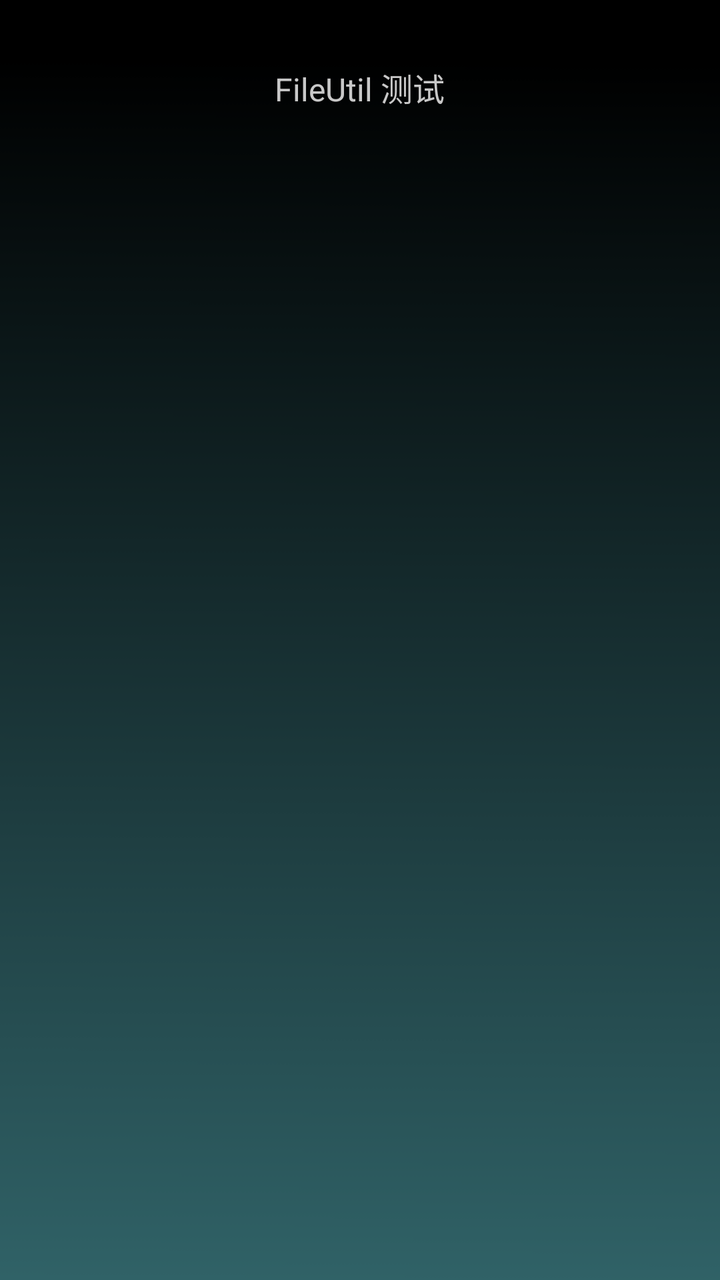
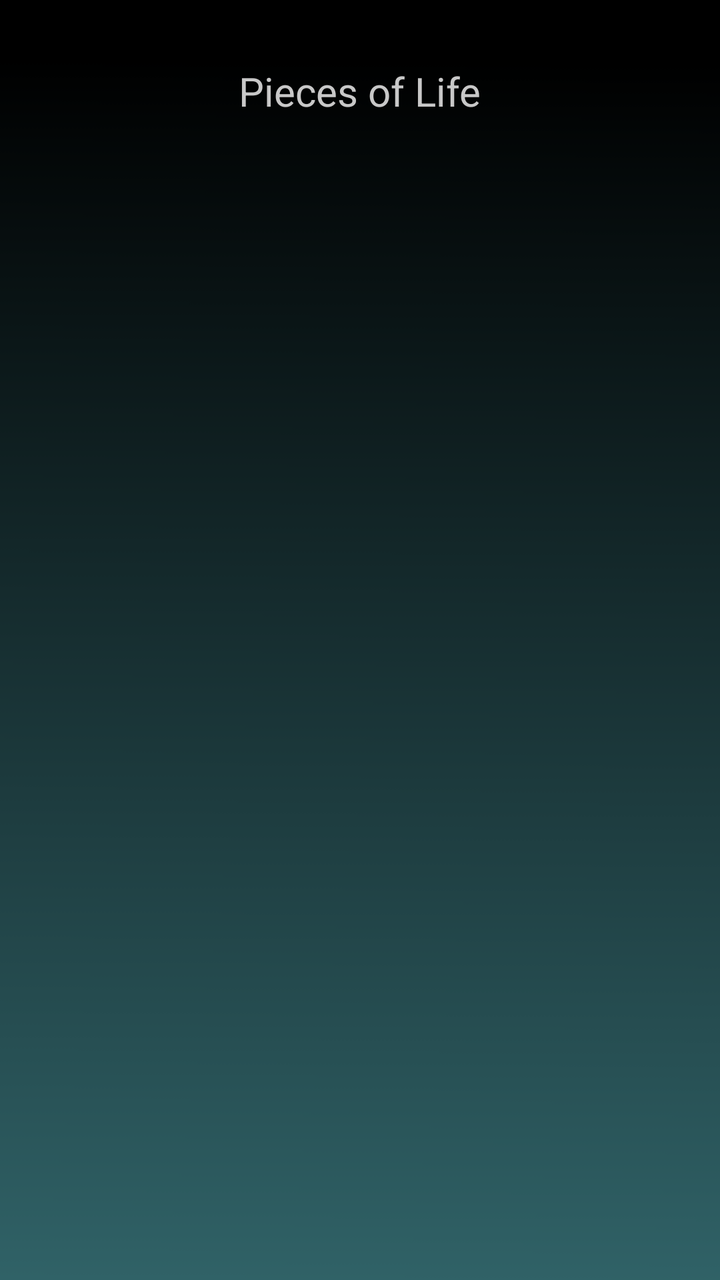

Compare the two renders of this Android layout. The source of the first and the diff that turns it into the second are given below.
<!-- AndroidManifest.xml: application theme Theme.PiecesOfLife -->
<!-- res/layout/activity_main.xml -->
<?xml version="1.0" encoding="utf-8"?>
<LinearLayout xmlns:android="http://schemas.android.com/apk/res/android"
    android:layout_width="match_parent"
    android:layout_height="match_parent"
    android:orientation="vertical"
    android:gravity="center_horizontal"
    android:background="@drawable/main_background">

    <TextView
        android:layout_width="wrap_content"
        android:layout_height="wrap_content"
        android:layout_marginTop="32dp"
        android:text="FileUtil 测试"
        android:textColor="@color/TEXT_white1"
        android:textSize="16sp" />

    <ImageView
        android:id="@+id/btnSaveLog"
        android:layout_width="240dp"
        android:layout_height="32dp"
        android:layout_marginTop="40dp"
        android:clickable="true"
        android:focusable="true"
        android:contentDescription="提交新日志" />

    <TextView
        android:id="@+id/tvSaveLog"
        android:layout_width="wrap_content"
        android:layout_height="wrap_content"
        android:layout_marginTop="4dp"
        android:textColor="@color/TEXT_white1"
        android:textSize="11sp"
        android:visibility="gone" />

    <ImageView
        android:id="@+id/btnUpdateUser"
        android:layout_width="240dp"
        android:layout_height="32dp"
        android:layout_marginTop="20dp"
        android:clickable="true"
        android:focusable="true"
        android:contentDescription="更新用户信息" />

    <TextView
        android:id="@+id/tvUpdateUser"
        android:layout_width="wrap_content"
        android:layout_height="wrap_content"
        android:layout_marginTop="4dp"
        android:textColor="@color/TEXT_white1"
        android:textSize="11sp"
        android:visibility="gone" />

    <ImageView
        android:id="@+id/btnExport"
        android:layout_width="240dp"
        android:layout_height="32dp"
        android:layout_marginTop="20dp"
        android:clickable="true"
        android:focusable="true"
        android:contentDescription="导出备份" />

    <TextView
        android:id="@+id/tvExport"
        android:layout_width="wrap_content"
        android:layout_height="wrap_content"
        android:layout_marginTop="4dp"
        android:textColor="@color/TEXT_white1"
        android:textSize="11sp"
        android:visibility="gone" />

    <ImageView
        android:id="@+id/btnImport"
        android:layout_width="240dp"
        android:layout_height="32dp"
        android:layout_marginTop="20dp"
        android:clickable="true"
        android:focusable="true"
        android:contentDescription="导入恢复" />

    <TextView
        android:id="@+id/tvImport"
        android:layout_width="wrap_content"
        android:layout_height="wrap_content"
        android:layout_marginTop="4dp"
        android:textColor="@color/TEXT_white1"
        android:textSize="11sp"
        android:visibility="gone" />

    <ImageView
        android:id="@+id/btnAddonTool"
        android:layout_width="240dp"
        android:layout_height="32dp"
        android:layout_marginTop="20dp"
        android:clickable="true"
        android:focusable="true"
        android:contentDescription="附加工具" />

    <TextView
        android:id="@+id/tvAddonTool"
        android:layout_width="wrap_content"
        android:layout_height="wrap_content"
        android:layout_marginTop="4dp"
        android:textColor="@color/TEXT_white1"
        android:textSize="11sp"
        android:visibility="gone" />

    
    <ImageView
        android:id="@+id/btnDialogInfo"
        android:layout_width="240dp"
        android:layout_height="32dp"
        android:layout_marginTop="20dp"
        android:clickable="true"
        android:focusable="true"
        android:contentDescription="信息弹窗测试" />

    <ImageView
        android:id="@+id/btnDialogWarn"
        android:layout_width="240dp"
        android:layout_height="32dp"
        android:layout_marginTop="12dp"
        android:clickable="true"
        android:focusable="true"
        android:contentDescription="警告弹窗测试" />

    <ImageView
        android:id="@+id/btnDialogError"
        android:layout_width="240dp"
        android:layout_height="32dp"
        android:layout_marginTop="12dp"
        android:clickable="true"
        android:focusable="true"
        android:contentDescription="错误弹窗测试" />

</LinearLayout>
<!-- resources referenced by this layout -->
<resources>
  <color name="TEXT_white1">#C8C8C8</color>
  <!-- drawable main_background: png bitmap (drawable, 4513 bytes) -->
  <style name="Theme.PiecesOfLife" parent="Base.Theme.PiecesOfLife" />
  <style name="Base.Theme.PiecesOfLife" parent="Theme.Material3.DayNight.NoActionBar">
      </style>
</resources>

<!-- the commit's change to res/layout/activity_main.xml (unified diff, before → after) -->
@@ -10,99 +10,18 @@
         android:layout_width="wrap_content"
         android:layout_height="wrap_content"
         android:layout_marginTop="32dp"
-        android:text="FileUtil 测试"
+        android:text="Pieces of Life"
         android:textColor="@color/TEXT_white1"
-        android:textSize="16sp" />
+        android:textSize="20sp" />
 
     <ImageView
-        android:id="@+id/btnSaveLog"
+        android:id="@+id/btnAddonTool"
         android:layout_width="240dp"
         android:layout_height="32dp"
         android:layout_marginTop="40dp"
         android:clickable="true"
         android:focusable="true"
-        android:contentDescription="提交新日志" />
-
-    <TextView
-        android:id="@+id/tvSaveLog"
-        android:layout_width="wrap_content"
-        android:layout_height="wrap_content"
-        android:layout_marginTop="4dp"
-        android:textColor="@color/TEXT_white1"
-        android:textSize="11sp"
-        android:visibility="gone" />
-
-    <ImageView
-        android:id="@+id/btnUpdateUser"
-        android:layout_width="240dp"
-        android:layout_height="32dp"
-        android:layout_marginTop="20dp"
-        android:clickable="true"
-        android:focusable="true"
-        android:contentDescription="更新用户信息" />
-
-    <TextView
-        android:id="@+id/tvUpdateUser"
-        android:layout_width="wrap_content"
-        android:layout_height="wrap_content"
-        android:layout_marginTop="4dp"
-        android:textColor="@color/TEXT_white1"
-        android:textSize="11sp"
-        android:visibility="gone" />
-
-    <ImageView
-        android:id="@+id/btnExport"
-        android:layout_width="240dp"
-        android:layout_height="32dp"
-        android:layout_marginTop="20dp"
-        android:clickable="true"
-        android:focusable="true"
-        android:contentDescription="导出备份" />
-
-    <TextView
-        android:id="@+id/tvExport"
-        android:layout_width="wrap_content"
-        android:layout_height="wrap_content"
-        android:layout_marginTop="4dp"
-        android:textColor="@color/TEXT_white1"
-        android:textSize="11sp"
-        android:visibility="gone" />
-
-    <ImageView
-        android:id="@+id/btnImport"
-        android:layout_width="240dp"
-        android:layout_height="32dp"
-        android:layout_marginTop="20dp"
-        android:clickable="true"
-        android:focusable="true"
-        android:contentDescription="导入恢复" />
-
-    <TextView
-        android:id="@+id/tvImport"
-        android:layout_width="wrap_content"
-        android:layout_height="wrap_content"
-        android:layout_marginTop="4dp"
-        android:textColor="@color/TEXT_white1"
-        android:textSize="11sp"
-        android:visibility="gone" />
-
-    <ImageView
-        android:id="@+id/btnAddonTool"
-        android:layout_width="240dp"
-        android:layout_height="32dp"
-        android:layout_marginTop="20dp"
-        android:clickable="true"
-        android:focusable="true"
         android:contentDescription="附加工具" />
-
-    <TextView
-        android:id="@+id/tvAddonTool"
-        android:layout_width="wrap_content"
-        android:layout_height="wrap_content"
-        android:layout_marginTop="4dp"
-        android:textColor="@color/TEXT_white1"
-        android:textSize="11sp"
-        android:visibility="gone" />
 
     
     <ImageView
@@ -132,4 +51,13 @@
         android:focusable="true"
         android:contentDescription="错误弹窗测试" />
 
+    <ImageView
+        android:id="@+id/btnAppSetting"
+        android:layout_width="360dp"
+        android:layout_height="64dp"
+        android:layout_marginTop="32dp"
+        android:clickable="true"
+        android:focusable="true"
+        android:contentDescription="APP设置" />
+
 </LinearLayout>
